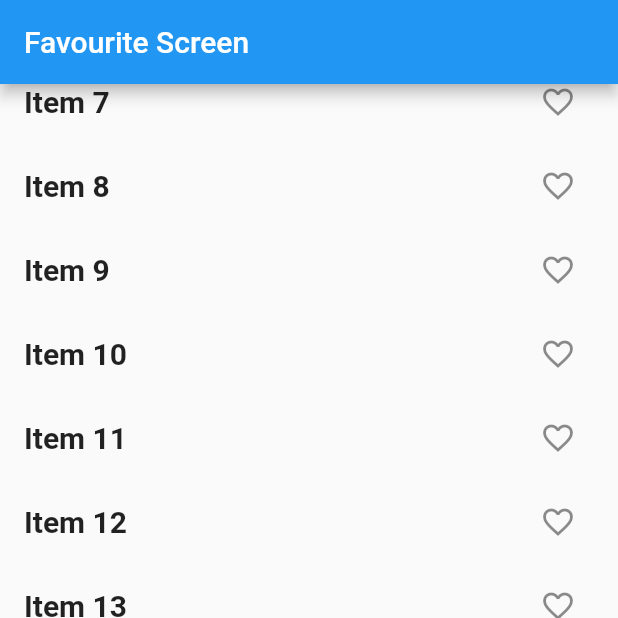
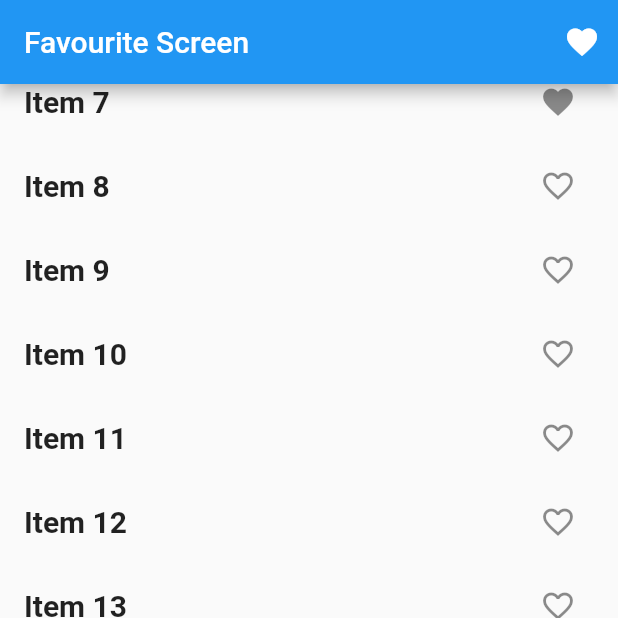
Before and after one commit to ThisIsAnshMalik/provider_state_management, a Flutter app: the screen it shows after launch, scrolled down 352 dp, after a tap on the "favorite outline" icon, on a phone screen of 412 x 824 dp, the top half of it. Run offline on Flutter 3.47's test engine with Material 2 defaults, Android fonts, the phone set to English and light mode, and no system bars.

Commit message:
favourite screen provider is done

```diff
--- a/lib/main.dart
+++ b/lib/main.dart
@@ -2,7 +2,6 @@ import 'package:flutter/material.dart';
 import 'package:provider/provider.dart';
 import 'package:provider_state_management/provider/provider.dart';
 import 'package:provider_state_management/screens/favourite/favourite_screen.dart';
-import 'package:provider_state_management/screens/slider_example.dart';
 
 void main() {
   runApp(const MyApp());
@@ -15,9 +14,8 @@ class MyApp extends StatelessWidget {
   Widget build(BuildContext context) {
     return MultiProvider(
         providers: [
-          ChangeNotifierProvider(
-            create: ((context) => CountProvider()),
-          ),
+          ChangeNotifierProvider(create: ((context) => CountProvider())),
+          ChangeNotifierProvider(create: ((context) => FavouriteProvider())),
           ChangeNotifierProvider(create: ((context) => SliderProvider()))
         ],
         child: MaterialApp(
--- a/lib/provider/provider.dart
+++ b/lib/provider/provider.dart
@@ -17,3 +17,18 @@ class SliderProvider with ChangeNotifier {
     notifyListeners();
   }
 }
+
+class FavouriteProvider with ChangeNotifier {
+  List<int> _selectedItem = [];
+  List<int> get selectedItem => _selectedItem;
+
+  void addFavourite(int index) {
+    _selectedItem.add(index);
+    notifyListeners();
+  }
+
+  void removeFavourite(int index) {
+    _selectedItem.remove(index);
+    notifyListeners();
+  }
+}
--- a/lib/screens/favourite/favourite_screen.dart
+++ b/lib/screens/favourite/favourite_screen.dart
@@ -1,4 +1,6 @@
 import 'package:flutter/material.dart';
+import 'package:provider/provider.dart';
+import 'package:provider_state_management/provider/provider.dart';
 
 class FavouriteScreen extends StatefulWidget {
   const FavouriteScreen({Key? key}) : super(key: key);
@@ -13,6 +15,9 @@ class _FavouriteScreenState extends State<FavouriteScreen> {
     return Scaffold(
         appBar: AppBar(
           title: const Text("Favourite Screen"),
+          actions: [
+            IconButton(onPressed: () {}, icon: const Icon(Icons.favorite))
+          ],
         ),
         body: ListView.builder(
             itemCount: 20,
@@ -23,9 +28,22 @@ class _FavouriteScreenState extends State<FavouriteScreen> {
                     style: const TextStyle(
                         fontSize: 20, fontWeight: FontWeight.w700),
                   ),
-                trailing: IconButton(
-                    onPressed: () {}, icon: const Icon(Icons.favorite_outline)),
+                  trailing: Consumer<FavouriteProvider>(
+                    builder: (context, value, child) {
+                      return IconButton(
+                        onPressed: () {
+                          if (value.selectedItem.contains(index)) {
+                            value.removeFavourite(index);
+                          } else {
+                            value.addFavourite(index);
+                          }
+                        },
+                        icon: Icon(value.selectedItem.contains(index)
+                            ? Icons.favorite
+                            : Icons.favorite_outline),
                       );
+                    },
+                  ));
             })));
   }
 }
```
Lines whose indentation alone changed are shown as unchanged.
